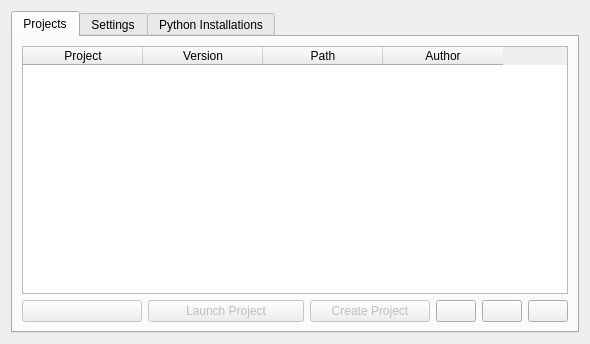
First picture: the form in ApplicationEngine/docs/project_manager.ui, repository RedEgs/Cats-Citrus-Attack-TD, before the edit.
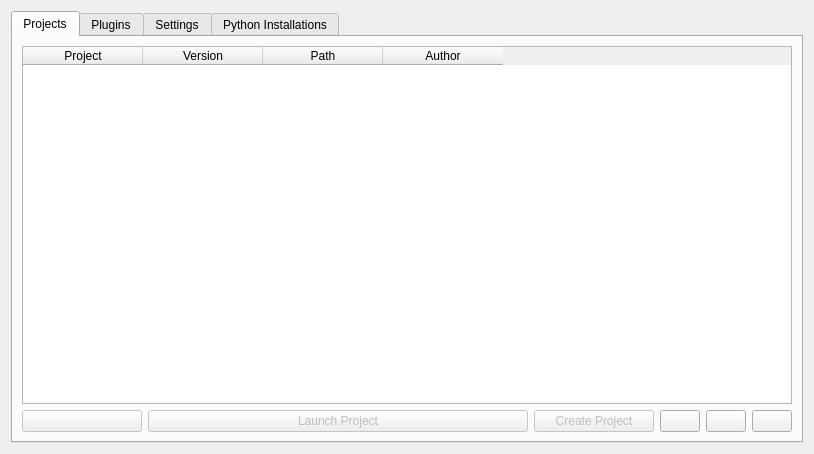
Second picture: the form after the edit. The open tabs and pages were chosen to show the change. Icons and pictures are not drawn.

Diff of the .ui file:
```diff
--- a/ApplicationEngine/docs/project_manager.ui
+++ b/ApplicationEngine/docs/project_manager.ui
@@ -6,8 +6,8 @@
    <rect>
     <x>0</x>
     <y>0</y>
-    <width>590</width>
-    <height>344</height>
+    <width>814</width>
+    <height>454</height>
    </rect>
   </property>
   <property name="windowTitle">
@@ -218,6 +218,15 @@
        </item>
       </layout>
      </widget>
+     <widget class="QWidget" name="pluginstab">
+      <attribute name="icon">
+       <iconset>
+        <normaloff>../redengine/assets/icons/plug.png</normaloff>../redengine/assets/icons/plug.png</iconset>
+      </attribute>
+      <attribute name="title">
+       <string>Plugins</string>
+      </attribute>
+     </widget>
      <widget class="QWidget" name="settingstab">
       <attribute name="icon">
        <iconset>
```
Left out of the diff: 4 changed lines with no effect on the pictures.
